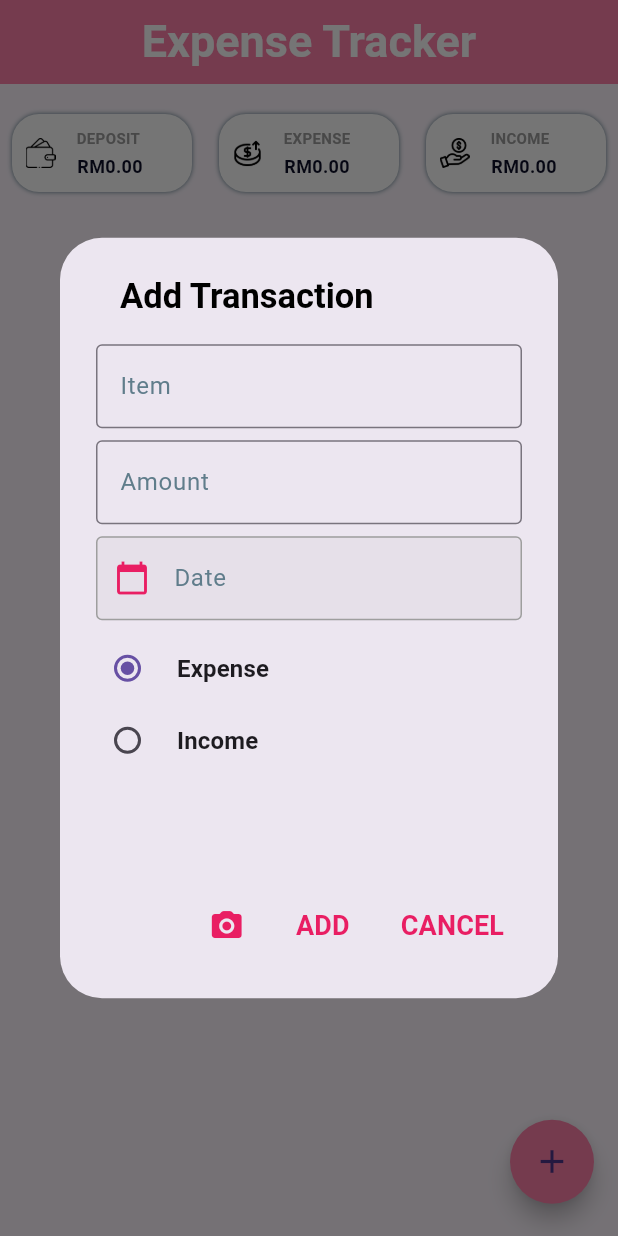
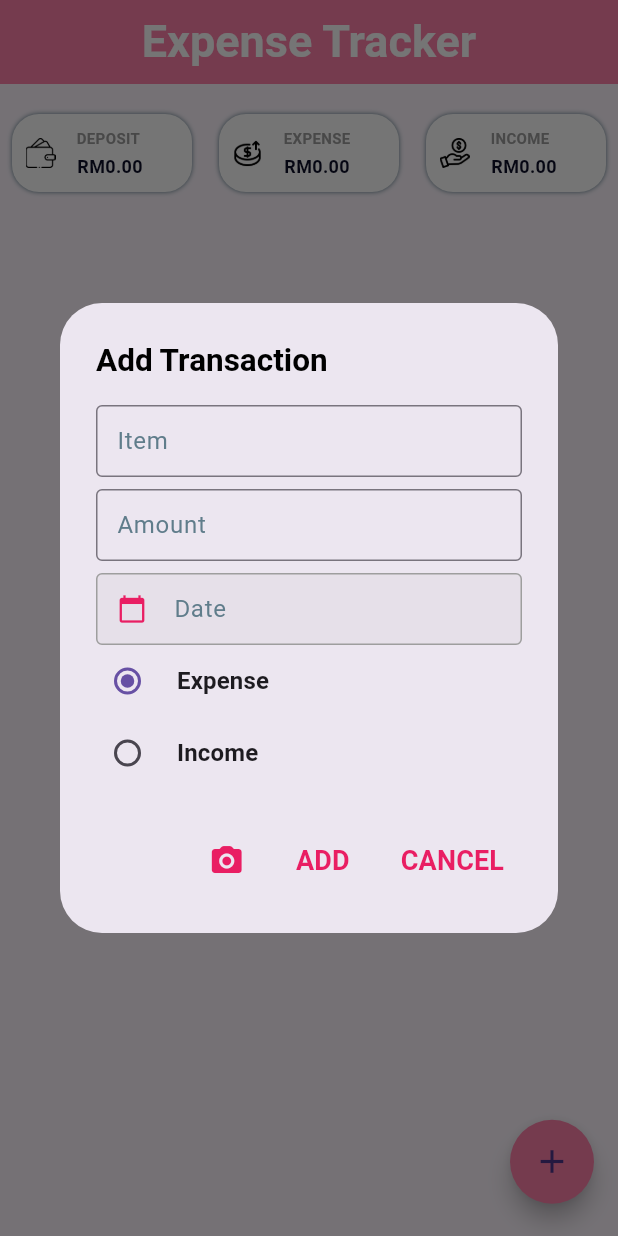
Before and after one commit to shengkee0122/financeapp, a Flutter app: the screen it shows after launch, after a tap on the "add" icon, on a phone screen of 412 x 824 dp. Run offline on Flutter 3.47's test engine with Material 3 defaults, Android fonts, the phone set to English and light mode, and no system bars; our stand-ins replace image_picker; missing offline and left inert: google_ml_kit.

```diff
--- a/lib/home_page.dart
+++ b/lib/home_page.dart
@@ -31,22 +31,23 @@ class _HomePageState extends State<HomePage> {
       resizeToAvoidBottomInset: false,
       floatingActionButton: SizedBox(
         height: 67,
-        child: FloatingActionButton(
+        child:
+        FloatingActionButton(
           backgroundColor: Colors.pinkAccent.shade100,
           onPressed: () {
             showDialog(
               context: context,
               builder: (context) {
                 return SizedBox(
-                  height: 400,
+                  height: 0,
                   child: AlertDialog(
                     title: const Padding(
-                      padding: EdgeInsets.only(left: 16.0),
+                      padding: EdgeInsets.all(0),
                       child: Text(
                         "Add Transaction",
                         style: TextStyle(
                           color: Colors.black,
-                          fontSize: 23,
+                          fontSize: 21,
                           fontWeight: FontWeight.bold,
                         ),
                       ),
@@ -115,13 +116,15 @@ class _HomePageState extends State<HomePage> {
                       ),
                     ],
                     content: SizedBox(
-                      height: 340,
+                      height: 256,
                       width: 400,
                       child: Column(
                         children: [
                           TextField(
                             controller: itemController,
                             decoration: const InputDecoration(
+                              //isDense: true,
+                              contentPadding: EdgeInsets.only(top: 5, bottom:5, right: 5, left: 10),
                               hintText: "Item",
                               hintStyle: TextStyle(
                                 color: Colors.blueGrey,
@@ -134,6 +137,8 @@ class _HomePageState extends State<HomePage> {
                             controller: amountController,
                             keyboardType: TextInputType.number,
                             decoration: const InputDecoration(
+                              //isDense: true,
+                              contentPadding: EdgeInsets.only(top: 5, bottom:5, right: 5, left: 10),
                               hintText: "Amount",
                               hintStyle: TextStyle(
                                 color: Colors.blueGrey,
@@ -143,7 +148,7 @@ class _HomePageState extends State<HomePage> {
                           ),
                           const SizedBox(height: 8),
                           Align(
-                            alignment: Alignment.centerLeft,
+                            alignment: Alignment.topLeft,
                             child: TextField(
                               onTap: () async {
                                 // user can pick date
@@ -173,12 +178,17 @@ class _HomePageState extends State<HomePage> {
                               },
                               controller: dateController,
                               decoration: const InputDecoration(
+                                isDense: true,
+                                contentPadding: EdgeInsets.only(top: 1, bottom:1, right: 5, left: 5),
                                 labelText: "Date",
                                 labelStyle: TextStyle(
                                   color: Colors.blueGrey,
                                 ),
                                 filled: true,
-                                prefixIcon: Icon(Icons.calendar_today),
+                                prefixIcon: Icon(
+                                  Icons.calendar_today,
+                                  size: 20.0, // Adjust the size as needed
+                                ),
                                 prefixIconColor: Colors.pink,
                                 enabledBorder: OutlineInputBorder(
                                   borderSide: BorderSide(
@@ -194,7 +204,7 @@ class _HomePageState extends State<HomePage> {
                               readOnly: true,
                             ),
                           ),
-                          const SizedBox(height: 8),
+
                           RadioMenuButton(
                             value: options[0],
                             groupValue: currentOption,
@@ -212,10 +222,8 @@ class _HomePageState extends State<HomePage> {
                               ),
                             ),
                           ),
+
                           RadioMenuButton(
-                            style: ButtonStyle(
-                              iconSize: MaterialStateProperty.all(20),
-                            ),
                             value: options[1],
                             groupValue: currentOption,
                             onChanged: (income) {
--- a/lib/item.dart
+++ b/lib/item.dart
@@ -57,7 +57,7 @@ class Item extends StatelessWidget {
             ),
             const Spacer(),
             Text(
-              expense.amount.toStringAsFixed(2),
+              'RM ${expense.amount.toStringAsFixed(2)}',
               style: TextStyle(
                 fontSize: 20.5,
                 color: expense.isIncome ? Colors.green : Colors.red,
```
